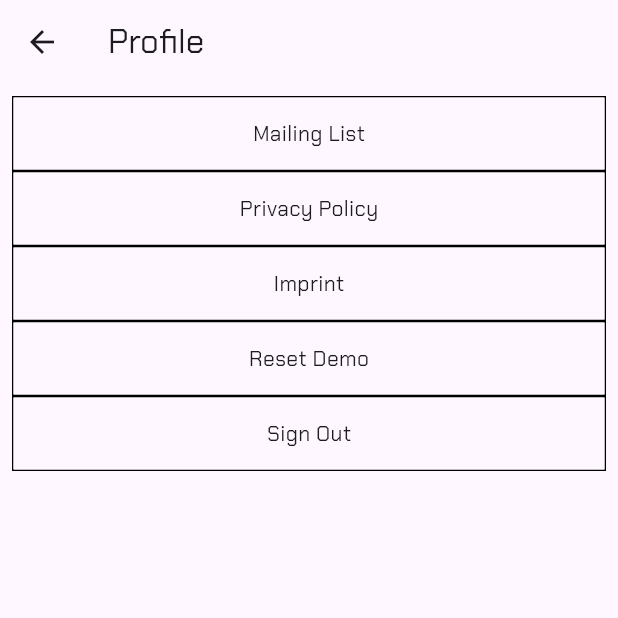
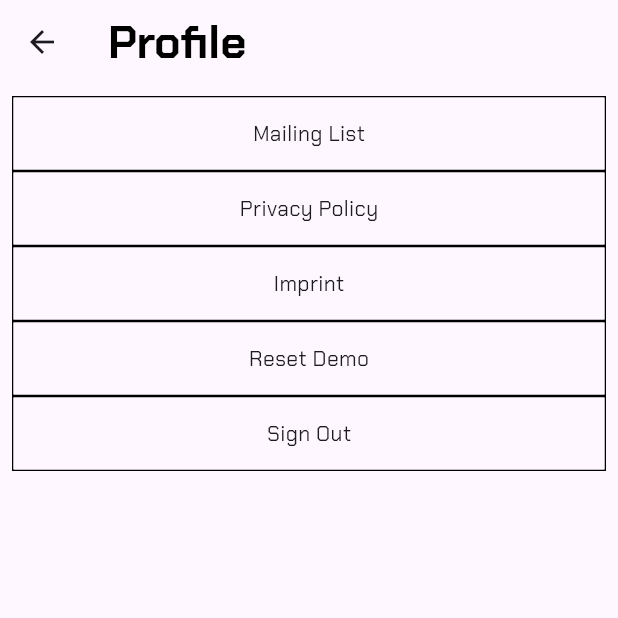
Before and after one commit to sonomar/fluttertest, a Flutter app: the ProfileScreen screen opened directly, on a phone screen of 412 x 824 dp, the top half of it. Run offline on Flutter 3.47's test engine with Material 3 defaults, Android fonts, the phone set to English and light mode, and no system bars; our stand-ins replace bloc, equatable, flutter_bloc, percent_indicator, shared_preferences, sqflite; missing offline and left inert: amazon_cognito_identity_dart_2, flutter_3d_controller, mobile_scanner; accounts and stored records are empty; project files that could hold a hidden picture were left out.

Commit message:
fix headers

```diff
--- a/lib/collection_screen.dart
+++ b/lib/collection_screen.dart
@@ -92,6 +92,7 @@ class _CollectionScreenState extends State<CollectionScreen> {
         appBar: AppBar(
             titleTextStyle: TextStyle(
                 fontWeight: FontWeight.w700,
+                color: Colors.black,
                 fontFamily: 'ChakraPetch',
                 fontSize: 30),
             centerTitle: false,
--- a/lib/community_screen.dart
+++ b/lib/community_screen.dart
@@ -15,9 +15,11 @@ class _CommunityScreenState extends State<CommunityScreen> {
         appBar: AppBar(
           title: const Text("Community"),
           backgroundColor: Colors.black,
+          centerTitle: false,
           titleTextStyle: TextStyle(
             color: Colors.white,
-            fontSize: 20,
+            fontSize: 30,
+            fontWeight: FontWeight.w700,
             fontFamily: 'ChakraPetch',
           ),
         ),
--- a/lib/profile_screen.dart
+++ b/lib/profile_screen.dart
@@ -68,6 +68,13 @@ class ProfileScreen extends StatelessWidget {
     return Scaffold(
         appBar: AppBar(
           title: const Text("Profile"),
+          centerTitle: false,
+          titleTextStyle: TextStyle(
+            fontSize: 30,
+            fontWeight: FontWeight.w700,
+            color: Colors.black,
+            fontFamily: 'ChakraPetch',
+          ),
         ),
         body: ListView(
           padding: const EdgeInsets.all(8),
--- a/lib/scan_screen.dart
+++ b/lib/scan_screen.dart
@@ -87,6 +87,12 @@ class ScanScreen extends StatelessWidget {
     return Scaffold(
         appBar: AppBar(
           title: const Text("Scan Collectible"),
+          centerTitle: false,
+          titleTextStyle: TextStyle(
+            fontSize: 30,
+            fontWeight: FontWeight.w700,
+            fontFamily: 'ChakraPetch',
+          ),
         ),
         body: SizedBox(
             height: 400,
```
Also changed, not shown: lib/home_screen.dart (+11 -11 lines), assets/images/caricon.jpg (added), assets/images/noun-trophy-7318291.svg (added), assets/images/silvertab.png (added).
